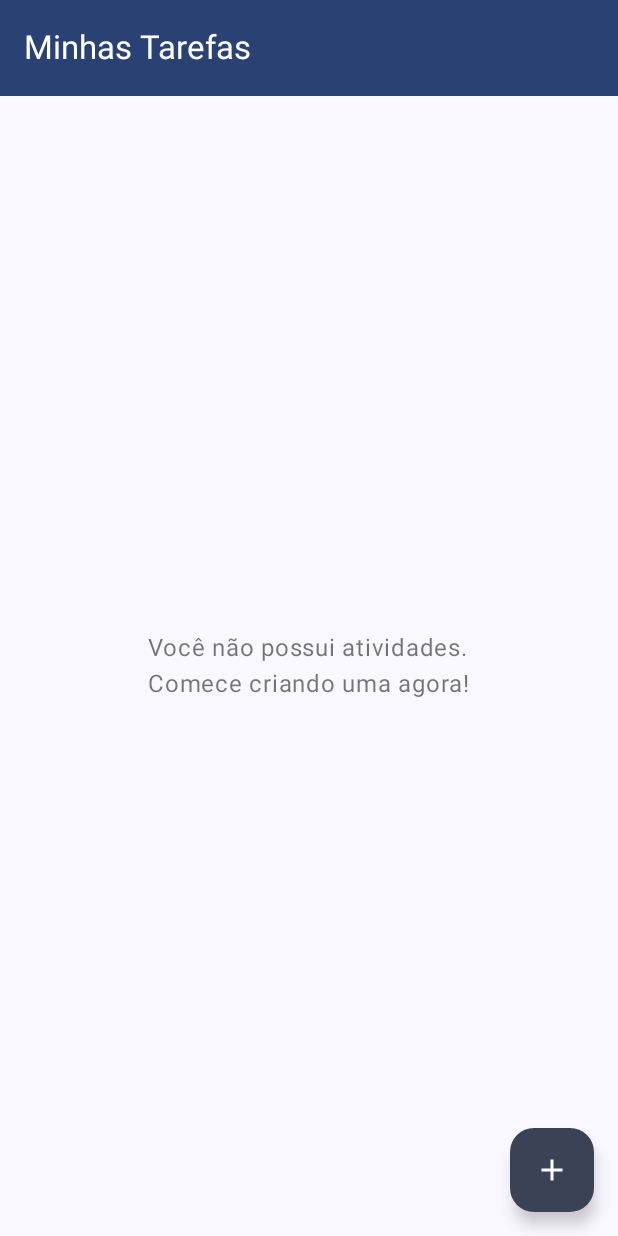
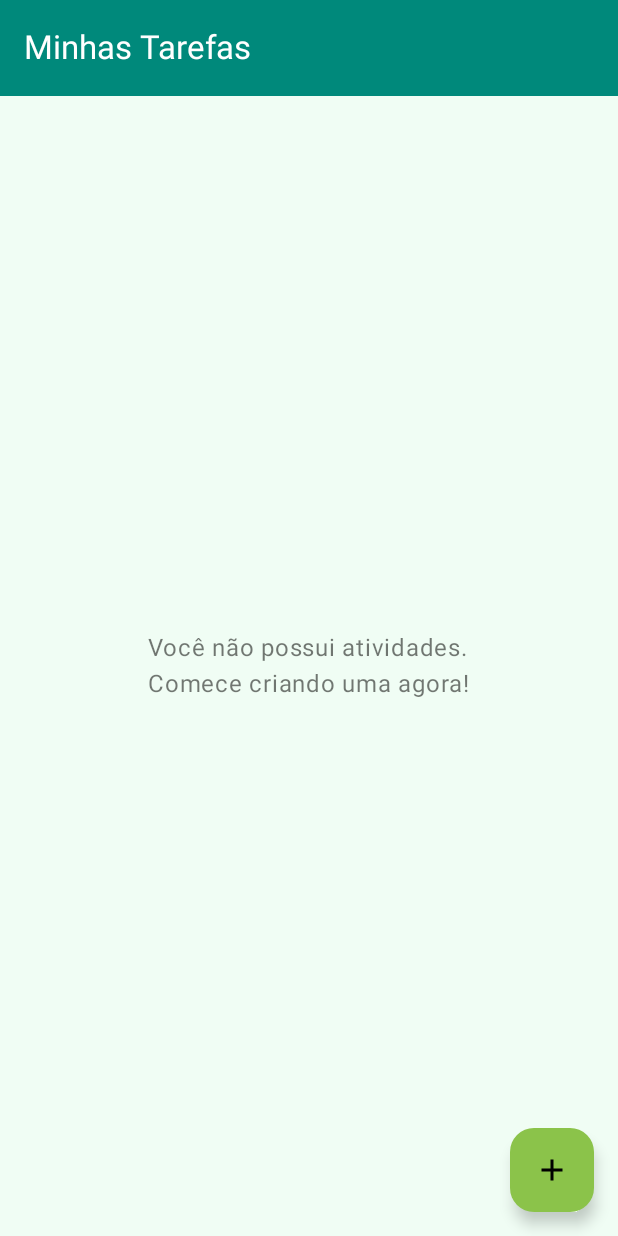
Before and after one commit to rbfelicio/android-todo-tasks, an Android app built with Jetpack Compose: the screen it shows after launch (MainActivity), on a phone screen of 412 x 824 dp. Run offline under Robolectric (Android 15) with nearby library versions, the phone set to English and light mode, and no system bars; our stand-ins replace Dagger/Hilt's generated code, Room's generated code.

Commit message:
Refactor theme with Material Design 3 and a green color scheme
This commit updates the application's theme to align with Material Design 3 principles and introduces a new green-based color scheme.

Changes:
- Defined new color constants in `Color.kt` for primary, secondary, background, surface, and error states, along with their corresponding "on" colors, all based on shades of green and red.
- Updated `Theme.kt`:
    - Replaced `DarkColorScheme` and `LightColorScheme` with `AppLightColorScheme` and `AppDarkColorScheme` utilizing the new green palette.
    - Disabled dynamic color by default (`dynamicColor = false`).
    - Configured the status bar color to match the primary theme color.
    - Adjusted `isAppearanceLightStatusBars` based on whether the dark theme is active.
- Removed unused color constants `SoftBlue`, `LightBlue`, and `DarkBlue` from `Color.kt`.

```diff
--- a/app/src/main/java/com/rbfelicio/todotasks/MainActivity.kt
+++ b/app/src/main/java/com/rbfelicio/todotasks/MainActivity.kt
@@ -77,7 +77,6 @@ fun TodoListApp(viewModel: TasksViewModel) {
     var taskToEdit by remember { mutableStateOf<Task?>(null) }
     var showDeleteConfirmDialog by remember { mutableStateOf(false) }
     var taskToDelete by remember { mutableStateOf<Task?>(null) }
-
 
     Scaffold(
         topBar = {
--- a/app/src/main/java/com/rbfelicio/todotasks/ui/theme/Color.kt
+++ b/app/src/main/java/com/rbfelicio/todotasks/ui/theme/Color.kt
@@ -2,9 +2,22 @@ package com.rbfelicio.todotasks.ui.theme
 
 import androidx.compose.ui.graphics.Color
 
-val SoftBlue = Color(0xFFADD8E6)
-val LightBlue = Color(0xFFB0E0E6)
-val DarkBlue = Color(0xFF00008B)
+
+
+val PrimaryGreen = Color(0xFF00897B)
+val OnPrimaryGreen = Color(0xFFFFFFFF)
+val PrimaryVariantGreen = Color(0xFF00695C)
+val SecondaryGreen = Color(0xFF8BC34A)
+val OnSecondaryGreen = Color(0xFF000000)
+val SecondaryVariantGreen = Color(0xFF689F38)
+val BackgroundGreenish = Color(0xFFF0FDF4)
+val OnBackgroundGreenish = Color(0xFF1A1C19)
+val SurfaceGreenish = Color(0xFFF0FDF4)
+val OnSurfaceGreenish = Color(0xFF1A1C19)
+val SurfaceVariantGreenish = Color(0xFFDCE5DB)
+val OnSurfaceVariantGreenish = Color(0xFF404942)
+val ErrorRed = Color(0xFFB00020)
+val OnErrorRed = Color(0xFFFFFFFF)
 val White = Color(0xFFFFFFFF)
 val LightGray = Color(0xFFF5F5F5)
 val TextColor = Color(0xFF333333)
--- a/app/src/main/java/com/rbfelicio/todotasks/ui/theme/Theme.kt
+++ b/app/src/main/java/com/rbfelicio/todotasks/ui/theme/Theme.kt
@@ -1,3 +1,4 @@
+// /Users/felicio/AndroidStudioProjects/ToDoTasks/app/src/main/java/com/rbfelicio/todotasks/ui/theme/Theme.kt
 package com.rbfelicio.todotasks.ui.theme
 
 import android.app.Activity
@@ -9,32 +10,61 @@ import androidx.compose.material3.dynamicDarkColorScheme
 import androidx.compose.material3.dynamicLightColorScheme
 import androidx.compose.material3.lightColorScheme
 import androidx.compose.runtime.Composable
+import androidx.compose.runtime.SideEffect
+import androidx.compose.ui.graphics.Color
+import androidx.compose.ui.graphics.toArgb
 import androidx.compose.ui.platform.LocalContext
+import androidx.compose.ui.platform.LocalView
+import androidx.core.view.WindowCompat
 
-private val DarkColorScheme = darkColorScheme(
-    primary = DarkBlue,
-    secondary = LightBlue,
-    tertiary = SoftBlue,
+private val AppLightColorScheme = lightColorScheme(
+    primary = PrimaryGreen,
+    onPrimary = OnPrimaryGreen,
+    primaryContainer = PrimaryVariantGreen,
+    onPrimaryContainer = OnPrimaryGreen,
+    secondary = SecondaryGreen,
+    onSecondary = OnSecondaryGreen,
+    secondaryContainer = SecondaryVariantGreen,
+    onSecondaryContainer = OnSecondaryGreen,
+    tertiary = PrimaryGreen,
+    onTertiary = OnPrimaryGreen,
+    error = ErrorRed,
+    onError = OnErrorRed,
+    background = BackgroundGreenish,
+    onBackground = OnBackgroundGreenish,
+    surface = SurfaceGreenish,
+    onSurface = OnSurfaceGreenish,
+    surfaceVariant = SurfaceVariantGreenish,
+    onSurfaceVariant = OnSurfaceVariantGreenish
+
 )
 
-private val LightColorScheme = lightColorScheme(
-    primary = SoftBlue,
-    secondary = LightBlue,
-    tertiary = DarkBlue,
-    background = LightGray,
-    surface = White,
-    onPrimary = TextColor,
-    onSecondary = TextColor,
-    onTertiary = White,
-    onBackground = TextColor,
-    onSurface = TextColor
+
+private val AppDarkColorScheme = darkColorScheme(
+    primary = PrimaryVariantGreen,
+    onPrimary = OnPrimaryGreen,
+    primaryContainer = PrimaryGreen,
+    onPrimaryContainer = OnPrimaryGreen,
+    secondary = SecondaryVariantGreen,
+    onSecondary = OnSecondaryGreen,
+    secondaryContainer = SecondaryGreen,
+    onSecondaryContainer = OnSecondaryGreen,
+    tertiary = PrimaryVariantGreen,
+    onTertiary = OnPrimaryGreen,
+    error = ErrorRed,
+    onError = OnErrorRed,
+    background = Color(0xFF121212),
+    onBackground = Color(0xFFE0E0E0),
+    surface = Color(0xFF1E1E1E),
+    onSurface = Color(0xFFE0E0E0),
+    surfaceVariant = Color(0xFF2C2C2C),
+    onSurfaceVariant = Color(0xFFBDBDBD)
 )
 
 @Composable
 fun ToDoTasksTheme(
     darkTheme: Boolean = isSystemInDarkTheme(),
-    // Dynamic color is available on Android 12+
-    dynamicColor: Boolean = true,
+    dynamicColor: Boolean = false,
     content: @Composable () -> Unit
 ) {
     val colorScheme = when {
@@ -43,8 +73,16 @@ fun ToDoTasksTheme(
             if (darkTheme) dynamicDarkColorScheme(context) else dynamicLightColorScheme(context)
         }
 
-        darkTheme -> DarkColorScheme
-        else -> LightColorScheme
+        darkTheme -> AppDarkColorScheme
+        else -> AppLightColorScheme
+    }
+    val view = LocalView.current
+    if (!view.isInEditMode) {
+        SideEffect {
+            val window = (view.context as Activity).window
+            window.statusBarColor = colorScheme.primary.toArgb()
+            WindowCompat.getInsetsController(window, view).isAppearanceLightStatusBars = !darkTheme
+        }
     }
 
     MaterialTheme(
```
